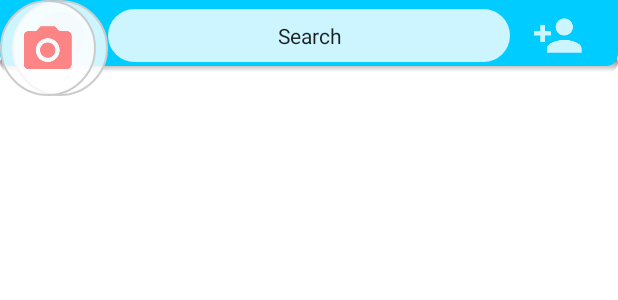
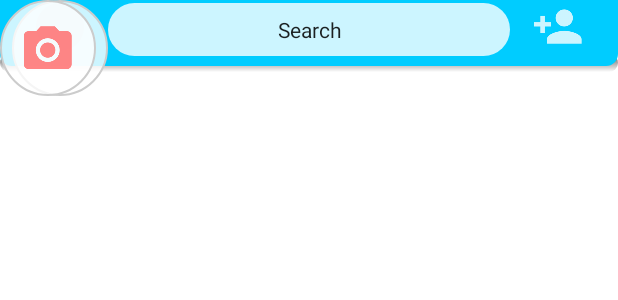
Before and after one commit to Silverxcoins/OKHear, an Android app: the layout activity_main.xml on its own in the app's theme, with its tools: preview values and no code run, on a phone screen of 412 x 824 dp. Shown: the top 300 px of the screen. Run offline under Robolectric (Android 15) with nearby library versions, the phone set to English and light mode, and no system bars; plain views replace CameraScreen_, Overlay_.

```diff
--- a/app/src/main/res/layout/overlay.xml
+++ b/app/src/main/res/layout/overlay.xml
@@ -28,20 +28,20 @@
                 android:id="@+id/search_field"
                 android:layout_width="match_parent"
                 android:layout_height="wrap_content"
-                android:layout_gravity="center"
                 android:textAlignment="center"
                 android:padding="@dimen/search_field_padding"
                 android:layout_marginLeft="@dimen/search_field_margin_horizontal"
                 android:layout_marginRight="@dimen/search_field_margin_horizontal"
+                android:layout_marginTop="2dp"
                 android:text="Search"
                 android:textSize="14sp"
                 android:background="@drawable/search_field_background"
                 android:singleLine="true"/>
 
             <View
+                android:layout_marginTop="2dp"
                 android:layout_width="@dimen/my_avatar_diameter"
                 android:layout_height="@dimen/my_avatar_diameter"
-                android:layout_gravity="center_vertical"
                 android:layout_marginStart="@dimen/search_bar_button_margin_horizontal"
                 android:background="@drawable/avatar_shape"/>
 
@@ -49,7 +49,8 @@
                 android:id="@+id/add_contact_button"
                 android:layout_width="@dimen/overlay_button_diameter"
                 android:layout_height="@dimen/overlay_button_diameter"
-                android:layout_gravity="center_vertical|end"
+                android:layout_marginTop="2dp"
+                android:layout_gravity="end"
                 android:layout_marginEnd="@dimen/search_bar_button_margin_horizontal"
                 android:background="@drawable/ic_add_contact"
                 android:backgroundTint="@android:color/white"/>
```
Also changed, not shown: app/src/main/java/com/example/sasha/okhear/Utils/Utils.java (+6 -6 lines).
